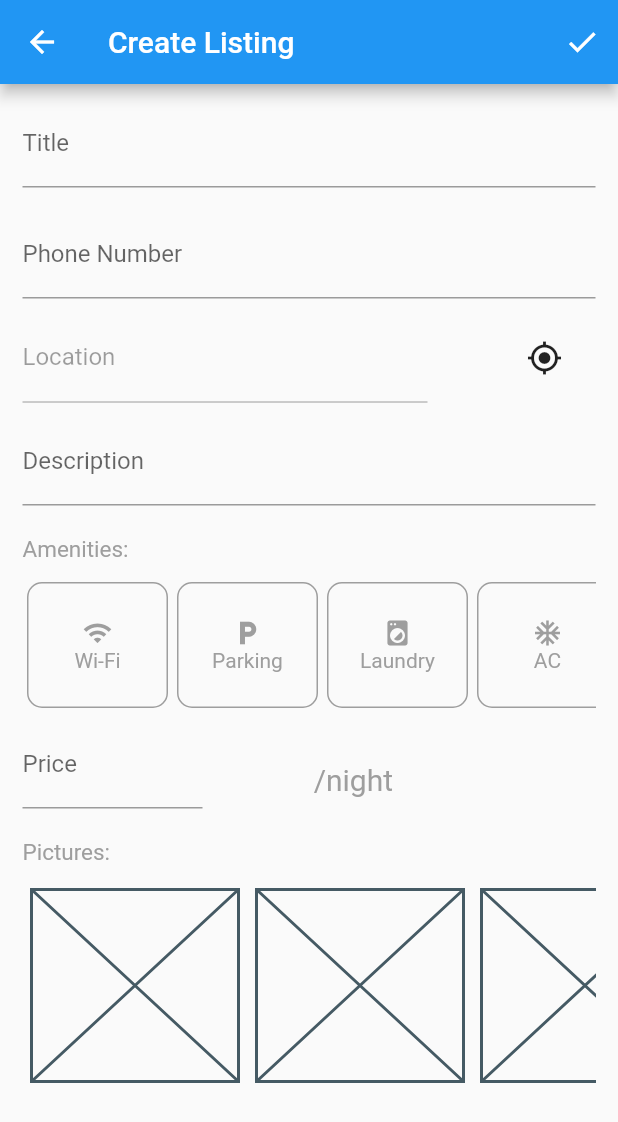
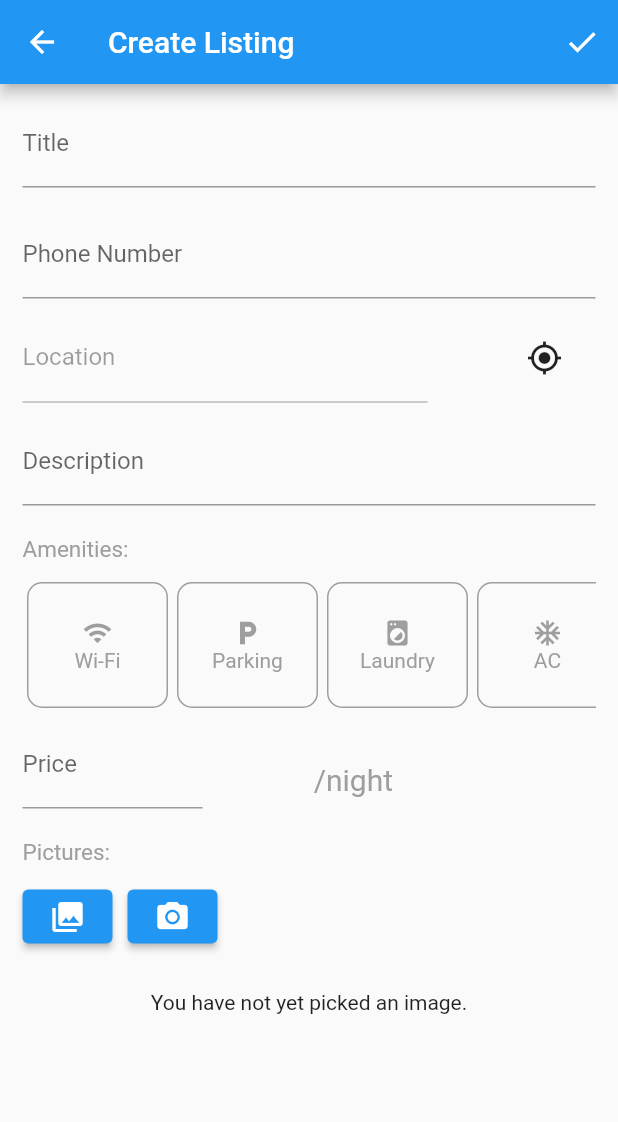
Before and after one commit to stefan-dimitrovski/Home-Buddy, a Flutter app: the HomePage screen opened directly, scrolled down 576 dp, after a tap on the "add box" icon, on a phone screen of 412 x 824 dp. Shown: the top 1122 px of the screen. Run offline on Flutter 3.47's test engine with Material 2 defaults, Android fonts, the phone set to English and light mode, and no system bars; our stand-ins replace firebase_auth, firebase_core, geocoding, image_picker, location; missing offline and left inert: dart:ffi; accounts and stored records are empty; network calls fail.

Commit message:
image picker; updated model listing;

```diff
--- a/Domasna2/lib/models/listing_model.dart
+++ b/Domasna2/lib/models/listing_model.dart
@@ -9,10 +9,23 @@ class Listing {
   final String phone;
   final Address address;
   final String description;
+  final Double price;
+  final Type type;
+  final int bedrooms;
+  final int bathrooms;
   final List<Amenity> amenities;
-  final Double price;
   final List<String> image;
 
-  Listing(this.id, this.title, this.phone, this.address, this.description,
-      this.amenities, this.price, this.image);
+  Listing(
+      this.id,
+      this.title,
+      this.phone,
+      this.address,
+      this.description,
+      this.amenities,
+      this.price,
+      this.image,
+      this.type,
+      this.bedrooms,
+      this.bathrooms);
 }
--- /dev/null
+++ b/Domasna2/lib/models/type.dart
@@ -0,0 +1,5 @@
+enum Type {
+  apartment,
+  house,
+  villa,
+}
--- a/Domasna2/lib/screens/create_listing_screen.dart
+++ b/Domasna2/lib/screens/create_listing_screen.dart
@@ -1,7 +1,7 @@
 import 'package:flutter/material.dart';
 import 'package:geocoding/geocoding.dart' hide Location;
+import 'package:home_buddy_app/screens/image_picker_screen.dart';
 import 'package:home_buddy_app/widgets/amenities_list.dart';
-import 'package:home_buddy_app/widgets/pictures_list.dart';
 import 'package:location/location.dart';
 
 class CreateListing extends StatefulWidget {
@@ -259,8 +259,7 @@ class _CreateListingState extends State<CreateListing> {
               ),
               Container(
                 padding: const EdgeInsets.fromLTRB(15, 5, 15, 5),
-                height: 150,
-                child: const PictureUploads(),
+                child: const ImageSelect(),
               ),
             ],
           ),
--- /dev/null
+++ b/Domasna2/lib/screens/image_picker_screen.dart
@@ -0,0 +1,218 @@
+import 'dart:async';
+import 'dart:io';
+
+import 'package:flutter/foundation.dart';
+import 'package:flutter/material.dart';
+import 'package:image_picker/image_picker.dart';
+
+class ImageSelect extends StatefulWidget {
+  const ImageSelect({Key? key}) : super(key: key);
+
+  @override
+  _ImageSelectState createState() => _ImageSelectState();
+}
+
+class _ImageSelectState extends State<ImageSelect> {
+  List<XFile>? _imageFileList;
+
+  set _imageFile(XFile? value) {
+    _imageFileList = value == null ? null : [value];
+  }
+
+  String? _retrieveDataError;
+
+  final ImagePicker _picker = ImagePicker();
+
+  void _onImageButtonPressed(ImageSource source,
+      {BuildContext? context, bool isMultiImage = false}) async {
+    if (isMultiImage) {
+      try {
+        final pickedFileList = await _picker.pickMultiImage(imageQuality: 75);
+        setState(() {
+          _imageFileList = pickedFileList;
+        });
+      } catch (e) {
+        setState(() {});
+      }
+    } else {
+      try {
+        final pickedFile = await _picker.pickImage(
+          source: source,
+          imageQuality: 75,
+        );
+        setState(() {
+          _imageFile = pickedFile;
+        });
+      } catch (e) {
+        setState(() {});
+      }
+    }
+  }
+
+  Widget _previewImages() {
+    final Text? retrieveError = _getRetrieveErrorWidget();
+    if (retrieveError != null) {
+      return retrieveError;
+    }
+    return Column(
+      mainAxisAlignment: MainAxisAlignment.start,
+      children: [
+        Row(
+          children: [
+            Container(
+              margin: const EdgeInsets.only(right: 10),
+              width: 60,
+              child: ElevatedButton(
+                onPressed: () => _onImageButtonPressed(ImageSource.gallery,
+                    context: context, isMultiImage: true),
+                child: const Icon(Icons.photo_library),
+              ),
+            ),
+            SizedBox(
+              width: 60,
+              child: ElevatedButton(
+                onPressed: () => _onImageButtonPressed(
+                  ImageSource.camera,
+                  context: context,
+                ),
+                child: const Icon(Icons.camera_alt),
+              ),
+            ),
+          ],
+        ),
+        _imageFileList != null
+            ? SizedBox(
+                height: MediaQuery.of(context).size.height / 3,
+                width: MediaQuery.of(context).size.width,
+                child: ListView.builder(
+                  scrollDirection: Axis.horizontal,
+                  itemCount: _imageFileList!.length,
+                  itemBuilder: (BuildContext context, int index) {
+                    return InkWell(
+                      onTap: () {
+                        Navigator.push(
+                          context,
+                          MaterialPageRoute(
+                            builder: (context) => ImageView(
+                              imageFile: _imageFileList![index],
+                            ),
+                          ),
+                        );
+                      },
+                      child: Container(
+                        decoration: BoxDecoration(
+                          border: Border.all(color: Colors.black),
+                        ),
+                        margin: const EdgeInsets.only(right: 10),
+                        child: Image.file(
+                          File(_imageFileList![index].path),
+                          fit: BoxFit.fill,
+                          width: 250,
+                        ),
+                      ),
+                    );
+                  },
+                ),
+              )
+            : Container(
+                margin: const EdgeInsets.only(top: 25),
+                child: const Text(
+                  'You have not yet picked an image.',
+                  textAlign: TextAlign.center,
+                ),
+              ),
+      ],
+    );
+  }
+
+  Widget _handlePreview() {
+    return _previewImages();
+  }
+
+  Future<void> retrieveLostData() async {
+    final LostDataResponse response = await _picker.retrieveLostData();
+    if (response.isEmpty) {
+      return;
+    }
+    if (response.file != null) {
+      setState(() {
+        _imageFile = response.file;
+        _imageFileList = response.files;
+      });
+    } else {
+      _retrieveDataError = response.exception!.code;
+    }
+  }
+
+  @override
+  Widget build(BuildContext context) {
+    return Center(
+      child: !kIsWeb && defaultTargetPlatform == TargetPlatform.android
+          ? FutureBuilder<void>(
+              future: retrieveLostData(),
+              builder: (BuildContext context, AsyncSnapshot<void> snapshot) {
+                switch (snapshot.connectionState) {
+                  case ConnectionState.none:
+                  case ConnectionState.waiting:
+                    return const Text(
+                      'You have not yet picked an image.',
+                      textAlign: TextAlign.center,
+                    );
+                  case ConnectionState.done:
+                    return _handlePreview();
+                  default:
+                    if (snapshot.hasError) {
+                      return Text(
+                        'Pick image/video error: ${snapshot.error}}',
+                        textAlign: TextAlign.center,
+                      );
+                    } else {
+                      return const Text(
+                        'You have not yet picked an image.',
+                        textAlign: TextAlign.center,
+                      );
+                    }
+                }
+              },
+            )
+          : _handlePreview(),
+    );
+  }
+
+  Text? _getRetrieveErrorWidget() {
+    if (_retrieveDataError != null) {
+      final Text result = Text(_retrieveDataError!);
+      _retrieveDataError = null;
+      return result;
+    }
+    return null;
+  }
+}
+
+class ImageView extends StatefulWidget {
+  var imageFile;
+
+  ImageView({Key? key, required this.imageFile}) : super(key: key);
+
+  @override
+  _ImageViewState createState() => _ImageViewState();
+}
+
+class _ImageViewState extends State<ImageView> {
+  @override
+  Widget build(BuildContext context) {
+    return Scaffold(
+      appBar: AppBar(
+        title: const Text('Image View'),
+      ),
+      body: Center(
+        child: Image.file(
+          File(
+            widget.imageFile.path,
+          ),
+          fit: BoxFit.fill,
+        ),
+      ),
+    );
+  }
+}
--- a/Domasna2/lib/widgets/pictures_list.dart
+++ b/Domasna2/lib/widgets/pictures_list.dart
@@ -16,9 +16,7 @@ class _PictureUploadsState extends State<PictureUploads> {
       children: const <Widget>[
         SizedBox(
           width: 150.0,
-          child: Picture(
-              // image: 'assets/images/image1.jpg',
-              ),
+          child: Picture(),
         ),
         SizedBox(
           width: 150.0,
--- a/Domasna2/pubspec.yaml
+++ b/Domasna2/pubspec.yaml
@@ -12,13 +12,13 @@ dependencies:
   flutter:
     sdk: flutter
 
+  image_picker: ^0.8.4+4
   cupertino_icons: ^1.0.2
   firebase_core: ^1.10.2
   cloud_firestore: ^3.1.1
   firebase_storage: ^10.2.0
   firebase_auth: ^3.3.0
   provider: ^6.0.2
-  image_picker: ^0.8.4+4
   uuid: ^3.0.5
   intl: ^0.17.0
   location: ^4.2.0
```
Also changed, not shown: Domasna2/lib/widgets/picture.dart (+11 -2 lines), 1 other file.
